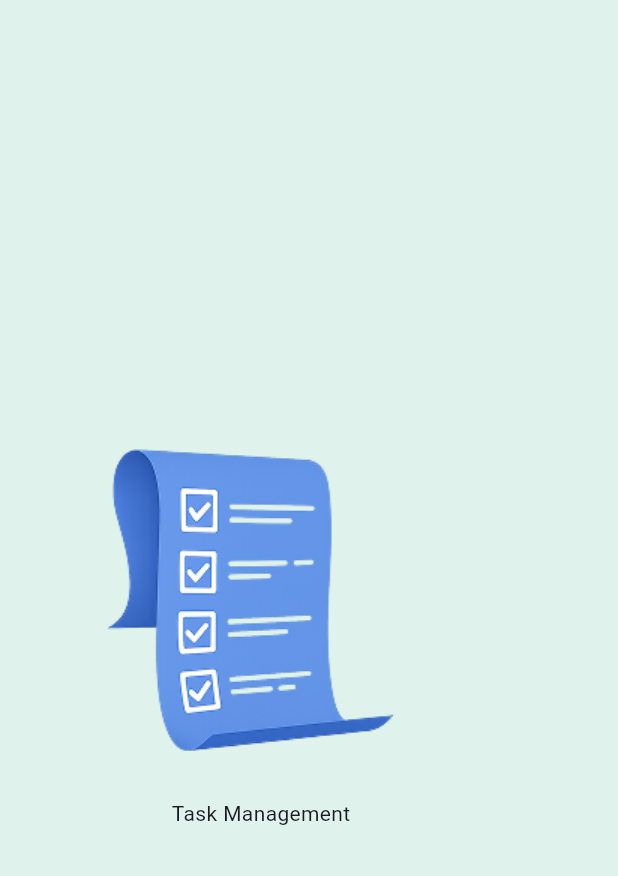
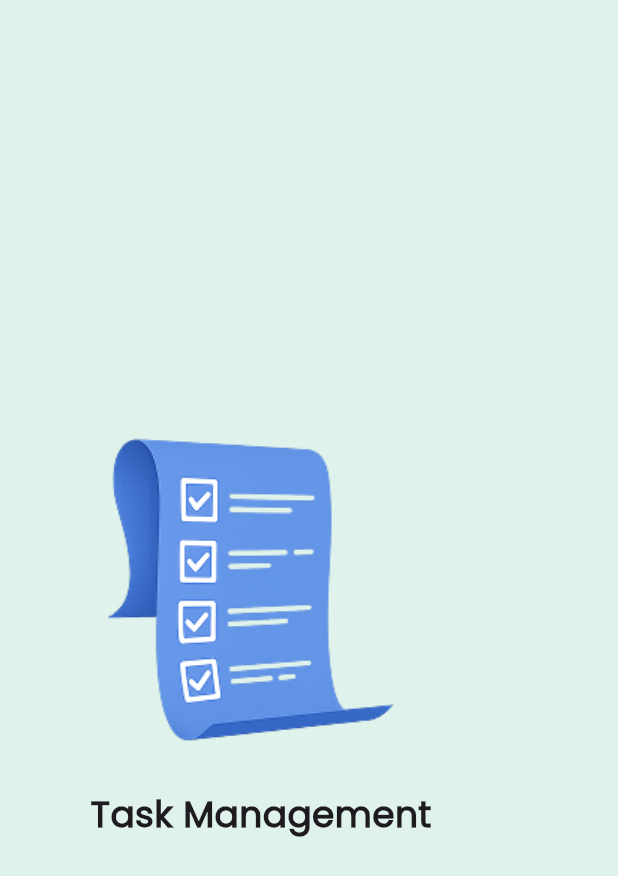
Before and after one commit to abd0-kha1ed/team_task, a Flutter app: the screen it shows after launch, on a phone screen of 412 x 824 dp. Shown: the top 876 px of the screen. Run offline on Flutter 3.47's test engine with Material 3 defaults, Android fonts, the light colour scheme and no system bars.

Commit message:
add Poppins font

```diff
--- a/lib/core/utils/text_styles.dart
+++ b/lib/core/utils/text_styles.dart
@@ -1,11 +1,11 @@
 import 'package:flutter/material.dart';
 
-class AppTextStyles {
+abstract class AppTextStyles {
   static const String _fontFamily = 'Poppins';
 
-  static const TextStyle bold20 = TextStyle(
+  static const TextStyle bold24 = TextStyle(
     fontFamily: _fontFamily,
-    fontSize: 20,
+    fontSize: 24,
     fontWeight: FontWeight.bold,
   );
 
@@ -27,15 +27,9 @@ class AppTextStyles {
     fontWeight: FontWeight.w300,
   );
 
-  static const TextStyle semiBold24 = TextStyle(
+  static const TextStyle semiBold20 = TextStyle(
     fontFamily: _fontFamily,
-    fontSize: 24,
+    fontSize: 20,
     fontWeight: FontWeight.w600,
   );
-
-  static const TextStyle italic16 = TextStyle(
-    fontFamily: _fontFamily,
-    fontSize: 16,
-    fontStyle: FontStyle.italic,
-  );
 }
--- a/lib/feature/splash/presentation/view/widget/splash_view_body.dart
+++ b/lib/feature/splash/presentation/view/widget/splash_view_body.dart
@@ -1,5 +1,6 @@
 import 'package:flutter/material.dart';
 import 'package:team_task/core/utils/assets.dart';
+import 'package:team_task/core/utils/text_styles.dart';
 
 class SplashViewBody extends StatelessWidget {
   const SplashViewBody({super.key});
@@ -7,7 +8,10 @@ class SplashViewBody extends StatelessWidget {
   Widget build(BuildContext context) {
     return Column(
       mainAxisAlignment: MainAxisAlignment.center,
-      children: [Image.asset(Assets.imagesSplashLogo), Text('Task Management')],
+      children: [
+        Image.asset(Assets.imagesSplashLogo),
+        Text('Task Management', style: AppTextStyles.bold24),
+      ],
     );
   }
 }
```
Also changed, not shown: pubspec.yaml (+5 -6 lines), assets/fonts/Poppins-Regular.ttf (added).
